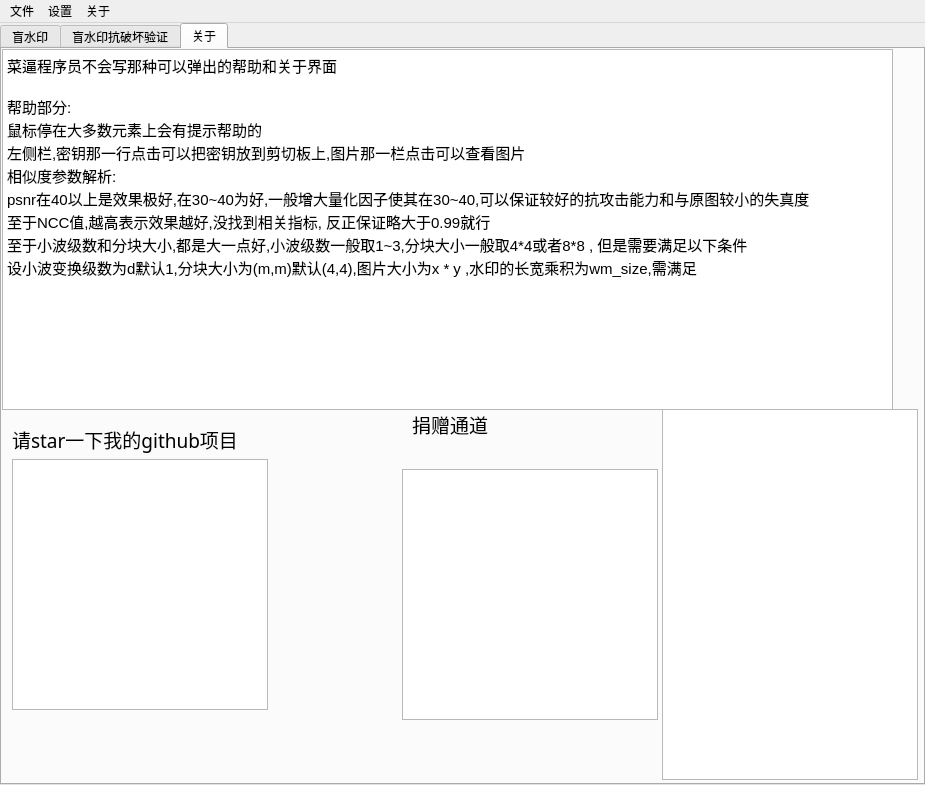
Old version of the form GUI/main_win.ui in the repository fire-keeper/BlindWatermark.
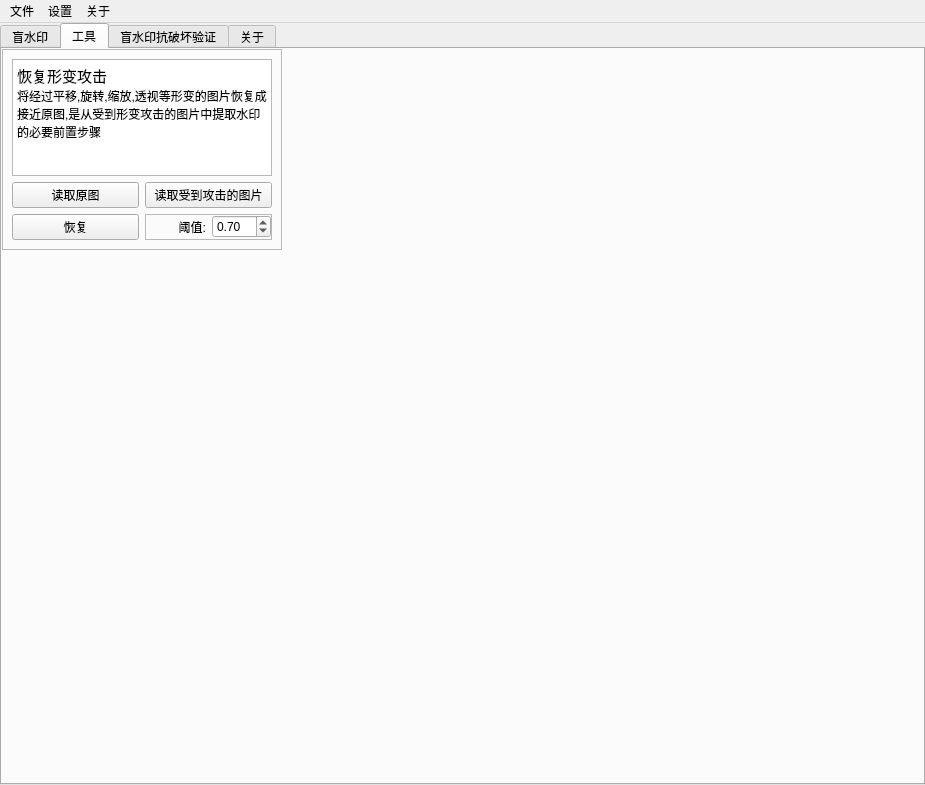
New version of the form. The open tabs and pages were chosen to show the change. Icons and pictures are not drawn.

Commit message: 更新抵抗形变攻击

Diff of the .ui file:
```diff
--- a/GUI/main_win.ui
+++ b/GUI/main_win.ui
@@ -436,6 +436,109 @@
         </item>
        </layout>
       </widget>
+      <widget class="QWidget" name="tab_4">
+       <attribute name="title">
+        <string>工具</string>
+       </attribute>
+       <widget class="QFrame" name="frame_7">
+        <property name="geometry">
+         <rect>
+          <x>0</x>
+          <y>0</y>
+          <width>280</width>
+          <height>201</height>
+         </rect>
+        </property>
+        <property name="frameShape">
+         <enum>QFrame::StyledPanel</enum>
+        </property>
+        <property name="frameShadow">
+         <enum>QFrame::Sunken</enum>
+        </property>
+        <layout class="QGridLayout" name="gridLayout_8">
+         <item row="0" column="0" colspan="2">
+          <widget class="QTextBrowser" name="textBrowser_2">
+           <property name="html">
+            <string>&lt;!DOCTYPE HTML PUBLIC &quot;-//W3C//DTD HTML 4.0//EN&quot; &quot;http://www.w3.org/TR/REC-html40/strict.dtd&quot;&gt;
+&lt;html&gt;&lt;head&gt;&lt;meta name=&quot;qrichtext&quot; content=&quot;1&quot; /&gt;&lt;style type=&quot;text/css&quot;&gt;
+p, li { white-space: pre-wrap; }
+&lt;/style&gt;&lt;/head&gt;&lt;body style=&quot; font-family:'SimSun'; font-size:9pt; font-weight:400; font-style:normal;&quot;&gt;
+&lt;p style=&quot; margin-top:0px; margin-bottom:0px; margin-left:0px; margin-right:0px; -qt-block-indent:0; text-indent:0px;&quot;&gt;&lt;span style=&quot; font-size:11pt;&quot;&gt;恢复形变攻击&lt;/span&gt;&lt;/p&gt;
+&lt;p style=&quot; margin-top:0px; margin-bottom:0px; margin-left:0px; margin-right:0px; -qt-block-indent:0; text-indent:0px;&quot;&gt;将经过平移,旋转,缩放,透视等形变的图片恢复成接近原图,是从受到形变攻击的图片中提取水印的必要前置步骤&lt;/p&gt;&lt;/body&gt;&lt;/html&gt;</string>
+           </property>
+          </widget>
+         </item>
+         <item row="1" column="0">
+          <widget class="QPushButton" name="pushButton_8">
+           <property name="text">
+            <string>读取原图</string>
+           </property>
+          </widget>
+         </item>
+         <item row="2" column="0">
+          <widget class="QPushButton" name="pushButton_10">
+           <property name="text">
+            <string>恢复</string>
+           </property>
+          </widget>
+         </item>
+         <item row="1" column="1">
+          <widget class="QPushButton" name="pushButton_9">
+           <property name="text">
+            <string>读取受到攻击的图片</string>
+           </property>
+          </widget>
+         </item>
+         <item row="2" column="1">
+          <widget class="QFrame" name="frame_8">
+           <property name="frameShape">
+            <enum>QFrame::StyledPanel</enum>
+           </property>
+           <property name="frameShadow">
+            <enum>QFrame::Raised</enum>
+           </property>
+           <layout class="QHBoxLayout" name="horizontalLayout">
+            <property name="leftMargin">
+             <number>0</number>
+            </property>
+            <property name="topMargin">
+             <number>0</number>
+            </property>
+            <property name="rightMargin">
+             <number>0</number>
+            </property>
+            <property name="bottomMargin">
+             <number>0</number>
+            </property>
+            <item>
+             <widget class="QLabel" name="label_12">
+              <property name="text">
+               <string>阈值:</string>
+              </property>
+              <property name="alignment">
+               <set>Qt::AlignRight|Qt::AlignTrailing|Qt::AlignVCenter</set>
+              </property>
+             </widget>
+            </item>
+            <item>
+             <widget class="QDoubleSpinBox" name="doubleSpinBox_3">
+              <property name="maximum">
+               <double>1.000000000000000</double>
+              </property>
+              <property name="singleStep">
+               <double>0.100000000000000</double>
+              </property>
+              <property name="value">
+               <double>0.700000000000000</double>
+              </property>
+             </widget>
+            </item>
+           </layout>
+          </widget>
+         </item>
+        </layout>
+       </widget>
+      </widget>
       <widget class="QWidget" name="tab_2">
        <attribute name="title">
         <string>盲水印抗破坏验证</string>
```
Left out of the diff: 9 changed lines with no effect on the pictures. The commit also changes 12 other files.
